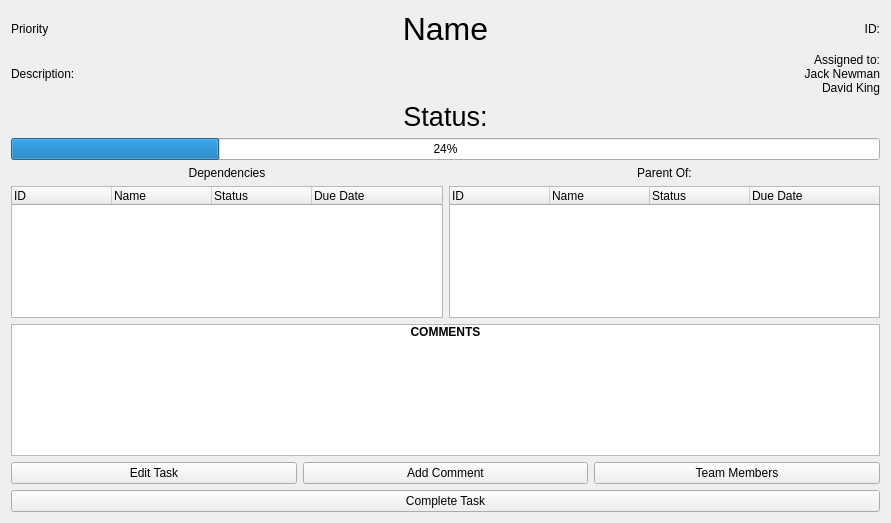
CDDDJ-A-2015/Project, file Task.ui: the form before one commit.
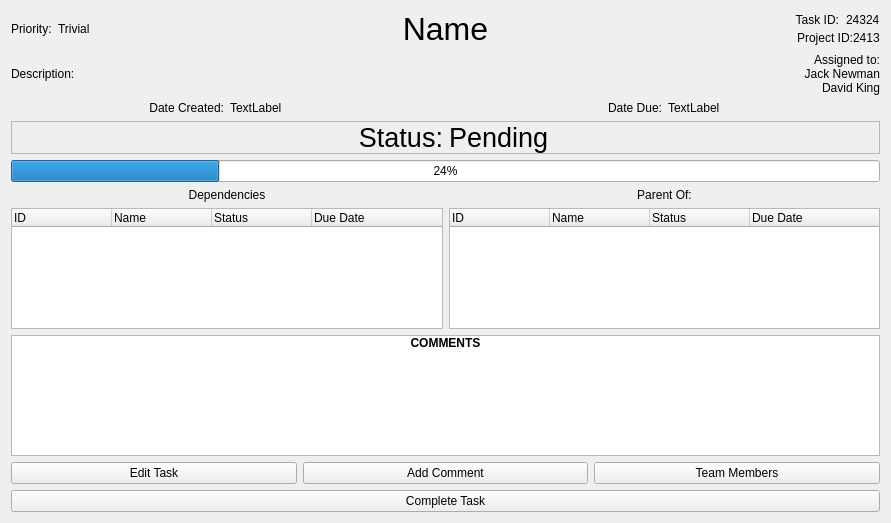
The form after the commit.

The edit to the form file:
```diff
--- a/Task.ui
+++ b/Task.ui
@@ -17,11 +17,28 @@
    <item>
     <layout class="QHBoxLayout" name="horizontalLayout">
      <item>
+      <layout class="QHBoxLayout" name="horizontalLayout_8">
+       <item>
+        <widget class="QLabel" name="lDispPriority">
+         <property name="sizePolicy">
+          <sizepolicy hsizetype="Maximum" vsizetype="Preferred">
+           <horstretch>0</horstretch>
+           <verstretch>0</verstretch>
+          </sizepolicy>
+         </property>
+         <property name="text">
+          <string>Priority:</string>
+         </property>
+        </widget>
+       </item>
+       <item>
       <widget class="QLabel" name="lPriority">
        <property name="text">
-        <string>Priority</string>
-       </property>
-      </widget>
+          <string>Trivial</string>
+         </property>
+        </widget>
+       </item>
+      </layout>
      </item>
      <item>
       <widget class="QLabel" name="lName">
@@ -39,14 +56,68 @@
       </widget>
      </item>
      <item>
+      <layout class="QVBoxLayout" name="verticalLayout_4">
+       <property name="spacing">
+        <number>0</number>
+       </property>
+       <item>
+        <layout class="QHBoxLayout" name="horizontalLayout_6">
+         <property name="spacing">
+          <number>7</number>
+         </property>
+         <item>
+          <widget class="QLabel" name="lDispTaskID">
+           <property name="text">
+            <string>Task ID:</string>
+           </property>
+           <property name="alignment">
+            <set>Qt::AlignRight|Qt::AlignTrailing|Qt::AlignVCenter</set>
+           </property>
+          </widget>
+         </item>
+         <item>
       <widget class="QLabel" name="lID">
+           <property name="sizePolicy">
+            <sizepolicy hsizetype="Maximum" vsizetype="Preferred">
+             <horstretch>0</horstretch>
+             <verstretch>0</verstretch>
+            </sizepolicy>
+           </property>
        <property name="text">
-        <string>ID:</string>
+            <string>24324</string>
+           </property>
+          </widget>
+         </item>
+        </layout>
+       </item>
+       <item>
+        <layout class="QHBoxLayout" name="horizontalLayout_7">
+         <item>
+          <widget class="QLabel" name="lDispProjID">
+           <property name="text">
+            <string>Project ID:</string>
        </property>
        <property name="alignment">
         <set>Qt::AlignRight|Qt::AlignTrailing|Qt::AlignVCenter</set>
        </property>
       </widget>
+         </item>
+         <item>
+          <widget class="QLabel" name="lPID">
+           <property name="sizePolicy">
+            <sizepolicy hsizetype="Maximum" vsizetype="Preferred">
+             <horstretch>0</horstretch>
+             <verstretch>0</verstretch>
+            </sizepolicy>
+           </property>
+           <property name="text">
+            <string>2413</string>
+           </property>
+          </widget>
+         </item>
+        </layout>
+       </item>
+      </layout>
      </item>
     </layout>
    </item>
@@ -77,9 +148,74 @@
     </layout>
    </item>
    <item>
+    <layout class="QHBoxLayout" name="horizontalLayout_9">
+     <item>
+      <layout class="QHBoxLayout" name="horizontalLayout_11">
+       <item>
+        <widget class="QLabel" name="lDispCreated">
+         <property name="sizePolicy">
+          <sizepolicy hsizetype="Preferred" vsizetype="Preferred">
+           <horstretch>0</horstretch>
+           <verstretch>0</verstretch>
+          </sizepolicy>
+         </property>
+         <property name="text">
+          <string>Date Created:</string>
+         </property>
+         <property name="alignment">
+          <set>Qt::AlignRight|Qt::AlignTrailing|Qt::AlignVCenter</set>
+         </property>
+        </widget>
+       </item>
+       <item>
+        <widget class="QLabel" name="lCreated">
+         <property name="text">
+          <string>TextLabel</string>
+         </property>
+        </widget>
+       </item>
+      </layout>
+     </item>
+     <item>
+      <layout class="QHBoxLayout" name="horizontalLayout_10">
+       <item>
+        <widget class="QLabel" name="lDispDue">
+         <property name="text">
+          <string>Date Due:</string>
+         </property>
+         <property name="alignment">
+          <set>Qt::AlignRight|Qt::AlignTrailing|Qt::AlignVCenter</set>
+         </property>
+        </widget>
+       </item>
+       <item>
+        <widget class="QLabel" name="lDue">
+         <property name="text">
+          <string>TextLabel</string>
+         </property>
+        </widget>
+       </item>
+      </layout>
+     </item>
+    </layout>
+   </item>
+   <item>
+    <widget class="QFrame" name="fStatus">
+     <property name="frameShape">
+      <enum>QFrame::StyledPanel</enum>
+     </property>
+     <property name="frameShadow">
+      <enum>QFrame::Raised</enum>
+     </property>
     <layout class="QHBoxLayout" name="horizontalLayout_5">
+      <property name="spacing">
+       <number>6</number>
+      </property>
+      <property name="margin">
+       <number>0</number>
+      </property>
      <item>
-      <widget class="QLabel" name="lStatus">
+       <widget class="QLabel" name="lDispStatus">
        <property name="font">
         <font>
          <pointsize>20</pointsize>
@@ -91,11 +227,24 @@
         <string>Status:</string>
        </property>
        <property name="alignment">
-        <set>Qt::AlignCenter</set>
+         <set>Qt::AlignRight|Qt::AlignTrailing|Qt::AlignVCenter</set>
+        </property>
+       </widget>
+      </item>
+      <item>
+       <widget class="QLabel" name="lStatus">
+        <property name="font">
+         <font>
+          <pointsize>20</pointsize>
+         </font>
+        </property>
+        <property name="text">
+         <string>Pending</string>
        </property>
       </widget>
      </item>
     </layout>
+    </widget>
    </item>
    <item>
     <widget class="QProgressBar" name="progressBar">
```
Lines whose indentation alone changed are shown as unchanged.
